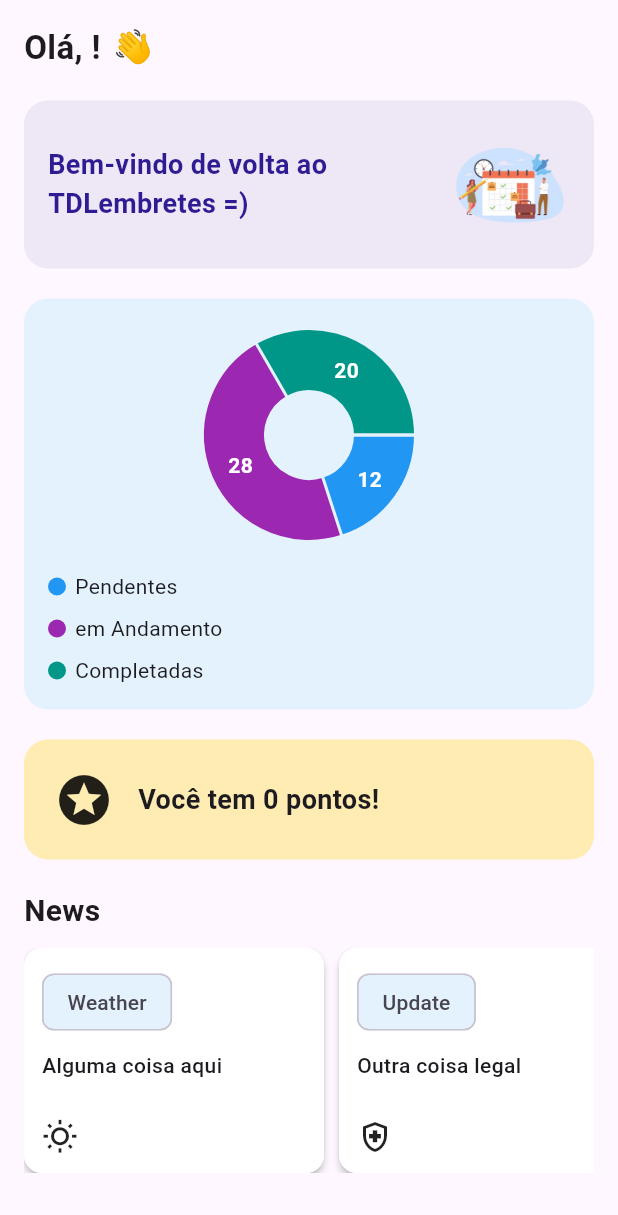
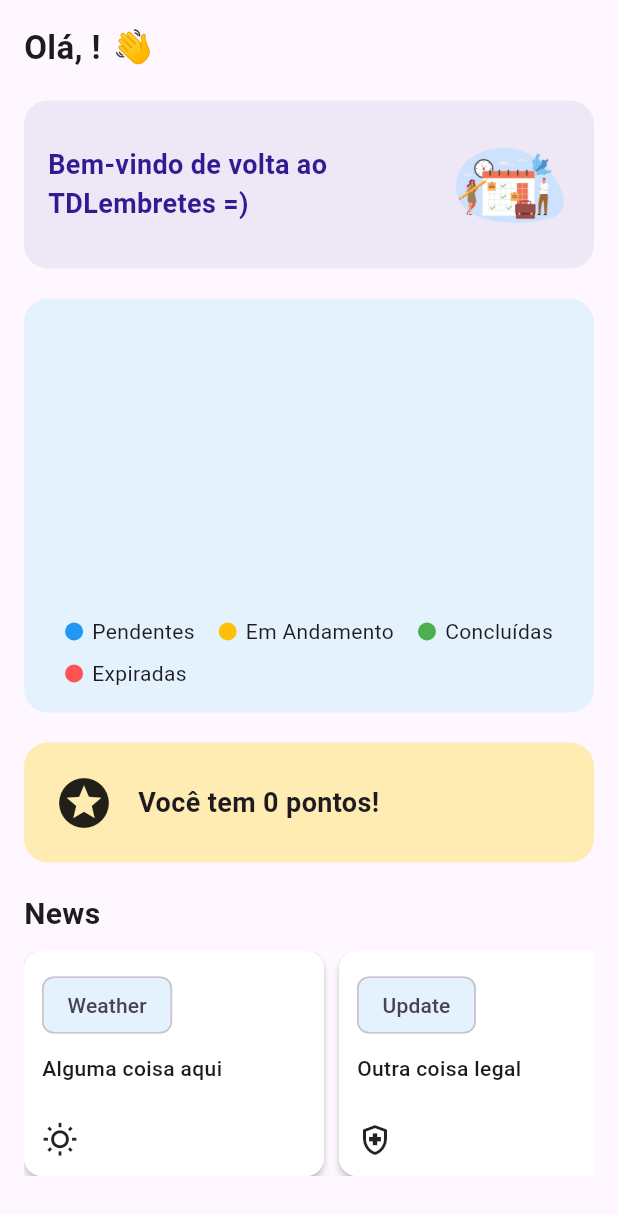
Before and after one commit to kawamotomarcela/TDL_Lembretes, a Flutter app: the HomePage screen opened directly, on a phone screen of 412 x 824 dp. Shown: the top 1215 px of the screen. Run offline on Flutter 3.47's test engine with Material 3 defaults, Android fonts, the phone set to English and light mode, and no system bars; drawn by our look-alikes of fl_chart; our stand-ins replace flutter_multi_formatter, google_fonts, retry, shared_preferences, sqflite, table_calendar; accounts and stored records are empty.

Commit message:
exibe gráfico de tarefas com contagem real por status

```diff
--- a/Frontend/lib/pages/home/home_page.dart
+++ b/Frontend/lib/pages/home/home_page.dart
@@ -1,6 +1,8 @@
 import 'package:flutter/material.dart';
 import 'package:provider/provider.dart';
 import '../../providers/usuario_provider.dart';
+import '../../providers/task_provider.dart' as tp;
+
 import 'widgets/home_header.dart';
 import 'widgets/welcome_banner.dart';
 import 'widgets/task_overview_widget.dart';
@@ -17,19 +19,35 @@ class HomePage extends StatelessWidget {
     return Scaffold(
       body: SingleChildScrollView(
         padding: const EdgeInsets.all(16),
-        child: Column(
+        child: Consumer<tp.TaskProvider>(
+          builder: (context, taskProvider, _) {
+            final tarefas = taskProvider.tarefas;
+
+            final pendentes = tarefas.where((t) => t.status.name == 'pendente').length;
+            final emAndamento = tarefas.where((t) => t.status.name == 'emAndamento').length;
+            final concluidas = tarefas.where((t) => t.status.name == 'concluida').length;
+            final expiradas = tarefas.where((t) => t.status.name == 'expirada').length;
+
+            return Column(
               crossAxisAlignment: CrossAxisAlignment.start,
               children: [
                 HomeHeader(userName: usuario?.nome ?? 'Usuário'),
                 const SizedBox(height: 20),
                 const WelcomeBanner(),
                 const SizedBox(height: 20),
-            const TaskOverviewWidget(),
+                TaskOverviewWidget(
+                  pendentes: pendentes,
+                  emAndamento: emAndamento,
+                  concluidas: concluidas,
+                  expiradas: expiradas,
+                ),
                 const SizedBox(height: 20),
                 const PointsWidget(),
                 const SizedBox(height: 20),
                 const NewsSection(),
               ],
+            );
+          },
         ),
       ),
     );
--- a/Frontend/lib/pages/home/widgets/task_overview_widget.dart
+++ b/Frontend/lib/pages/home/widgets/task_overview_widget.dart
@@ -2,7 +2,18 @@ import 'package:flutter/material.dart';
 import 'package:fl_chart/fl_chart.dart';
 
 class TaskOverviewWidget extends StatelessWidget {
-  const TaskOverviewWidget({super.key});
+  final int pendentes;
+  final int emAndamento;
+  final int concluidas;
+  final int expiradas;
+
+  const TaskOverviewWidget({
+    super.key,
+    required this.pendentes,
+    required this.emAndamento,
+    required this.concluidas,
+    required this.expiradas,
+  });
 
   @override
   Widget build(BuildContext context) {
@@ -15,7 +26,7 @@ class TaskOverviewWidget extends StatelessWidget {
       child: Column(
         children: [
           SizedBox(
-            height: 150,
+            height: 180,
             child: PieChart(
               PieChartData(
                 sections: _buildSections(),
@@ -34,23 +45,30 @@ class TaskOverviewWidget extends StatelessWidget {
   List<PieChartSectionData> _buildSections() {
     return [
       PieChartSectionData(
-        value: 12,
+        value: pendentes.toDouble(),
         color: Colors.blue,
-        title: '12',
+        title: '$pendentes',
         radius: 40,
         titleStyle: const TextStyle(color: Colors.white, fontWeight: FontWeight.bold),
       ),
       PieChartSectionData(
-        value: 28,
-        color: Colors.purple,
-        title: '28',
+        value: emAndamento.toDouble(),
+        color: Colors.amber,
+        title: '$emAndamento',
         radius: 40,
         titleStyle: const TextStyle(color: Colors.white, fontWeight: FontWeight.bold),
       ),
       PieChartSectionData(
-        value: 20,
-        color: Colors.teal,
-        title: '20',
+        value: concluidas.toDouble(),
+        color: Colors.green,
+        title: '$concluidas',
+        radius: 40,
+        titleStyle: const TextStyle(color: Colors.white, fontWeight: FontWeight.bold),
+      ),
+      PieChartSectionData(
+        value: expiradas.toDouble(),
+        color: Colors.redAccent,
+        title: '$expiradas',
         radius: 40,
         titleStyle: const TextStyle(color: Colors.white, fontWeight: FontWeight.bold),
       ),
@@ -63,8 +81,9 @@ class TaskOverviewWidget extends StatelessWidget {
       runSpacing: 8,
       children: const [
         _LegendItem(color: Colors.blue, text: 'Pendentes'),
-      _LegendItem(color: Colors.purple, text: 'em Andamento'),
-      _LegendItem(color: Colors.teal, text: 'Completadas'),
+        _LegendItem(color: Colors.amber, text: 'Em Andamento'),
+        _LegendItem(color: Colors.green, text: 'Concluídas'),
+        _LegendItem(color: Colors.redAccent, text: 'Expiradas'),
       ],
     );
   }
@@ -79,6 +98,7 @@ class _LegendItem extends StatelessWidget {
   @override
   Widget build(BuildContext context) {
     return Row(
+      mainAxisSize: MainAxisSize.min,
       children: [
         CircleAvatar(radius: 6, backgroundColor: color),
         const SizedBox(width: 6),
```
Lines whose indentation alone changed are shown as unchanged.
